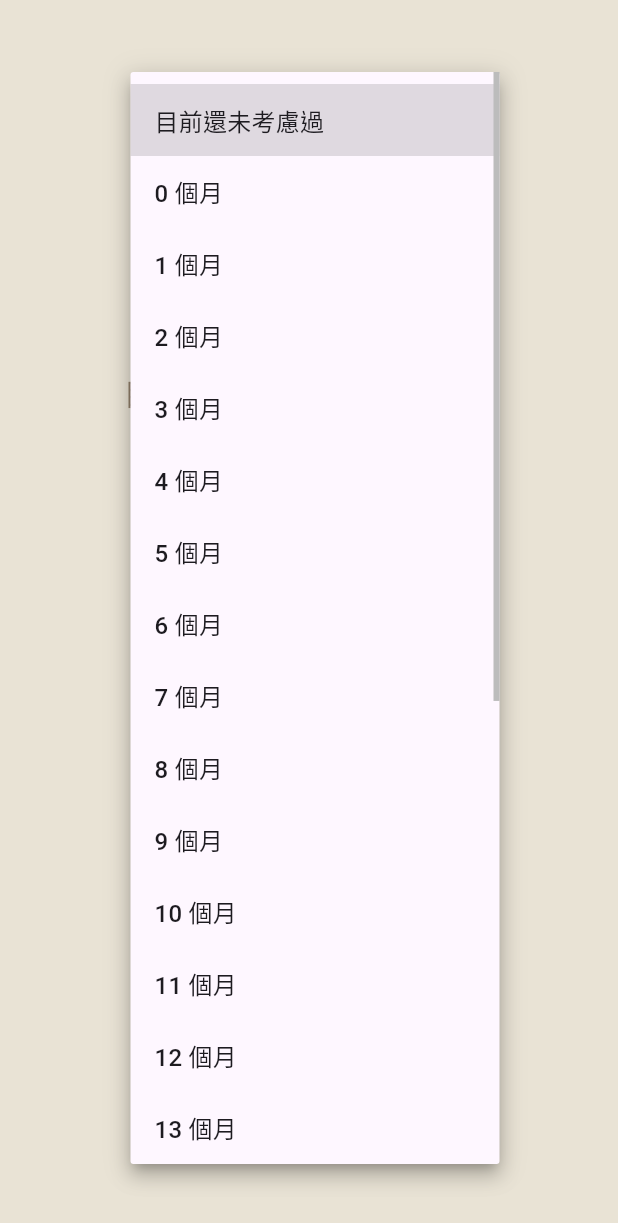
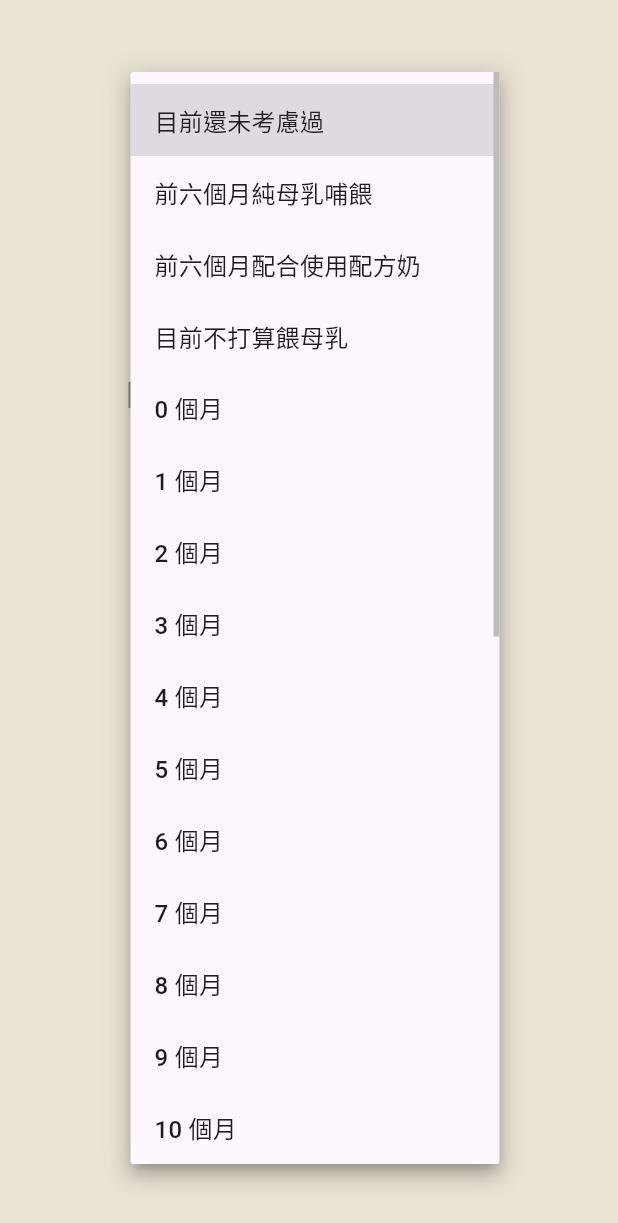
Before and after one commit to 411631277/project, a Flutter app: the FirstBreastfeedingWidget screen opened directly with empty values, after a tap on "選擇月份", on a phone screen of 412 x 824 dp. Shown: the top 1223 px of the screen. Run offline on Flutter 3.47's test engine with Material 3 defaults, Android fonts, the phone set to English and light mode, and no system bars; our stand-ins replace cloud_firestore, firebase_core, firebase_storage, image_picker, logger, pedometer and 3 more; accounts and stored records are empty.

Commit message:
5/21新增項目

```diff
--- a/lib/first_question/first_breastfeeding.dart
+++ b/lib/first_question/first_breastfeeding.dart
@@ -9,7 +9,7 @@ final Logger logger = Logger(); // 🔹 Firestore 更新記錄
 
 class FirstBreastfeedingWidget extends StatefulWidget {
   final String userId;
-  const FirstBreastfeedingWidget({super.key, required this.userId});
+  const FirstBreastfeedingWidget({super.key, required this.userId, });
 
   @override
   State<FirstBreastfeedingWidget> createState() =>
@@ -55,6 +55,7 @@ class _FirstBreastfeedingWidgetState extends State<FirstBreastfeedingWidget> {
               child: SizedBox(
                 width: screenWidth * 0.5,
                 child: DropdownButtonFormField<String>(
+                   isExpanded: true,
                   value: selectedDuration,
                   decoration: InputDecoration(
                     filled: true,
@@ -68,8 +69,21 @@ class _FirstBreastfeedingWidgetState extends State<FirstBreastfeedingWidget> {
                       const Text('選擇月份', style: TextStyle(color: Colors.grey)),
                   items: [
   DropdownMenuItem<String>(
+
     value: '未考慮',
     child: Text('目前還未考慮過'),
+  ),
+  DropdownMenuItem<String>(
+    value: '純母乳',
+    child: Text('前六個月純母乳哺餵'),
+  ),
+  DropdownMenuItem<String>(
+    value: '混合哺餵',
+    child: Text('前六個月配合使用配方奶'),
+  ),
+  DropdownMenuItem<String>(
+    value: '不哺餵',
+    child: Text('目前不打算餵母乳'),
   ),
   ...List.generate(25, (index) => index.toString())
       .map((month) => DropdownMenuItem<String>(
@@ -106,7 +120,18 @@ class _FirstBreastfeedingWidgetState extends State<FirstBreastfeedingWidget> {
                       }
 
                       try {
-                         String saveValue = selectedDuration == '未考慮' ? '未考慮' : "$selectedDuration 個月";
+                        String saveValue;
+if (selectedDuration == '未考慮') {
+  saveValue = '未考慮';
+} else if (selectedDuration == '純母乳') {
+  saveValue = '前六個月純母乳哺餵';
+} else if (selectedDuration == '混合哺餵') {
+  saveValue = '前六個月配合使用配方奶';
+} else if (selectedDuration == '不哺餵') {
+  saveValue = '目前不打算餵母乳';
+} else {
+  saveValue = "$selectedDuration 個月";
+}
 
                         await FirebaseFirestore.instance
                             .collection('users')
--- a/lib/main.dart
+++ b/lib/main.dart
@@ -113,7 +113,7 @@ class _MyAppState extends State<MyApp> {
 
       //路由
       routes: {
-        '/': (context) => HomeScreenWidget(userId: '8', isManUser: false, ), // 主畫面
+        '/': (context) => FirstBreastfeedingWidget(userId: '8',  ), // 主畫面
         '/IamWidget': (context) => const IamWidget(),
         '/DeleteAccWidget': (context) => const DeleteAccWidget(),
         '/MainScreenWidget': (context) => const MainScreenWidget(),
```
Also changed, not shown: 4 other files.
